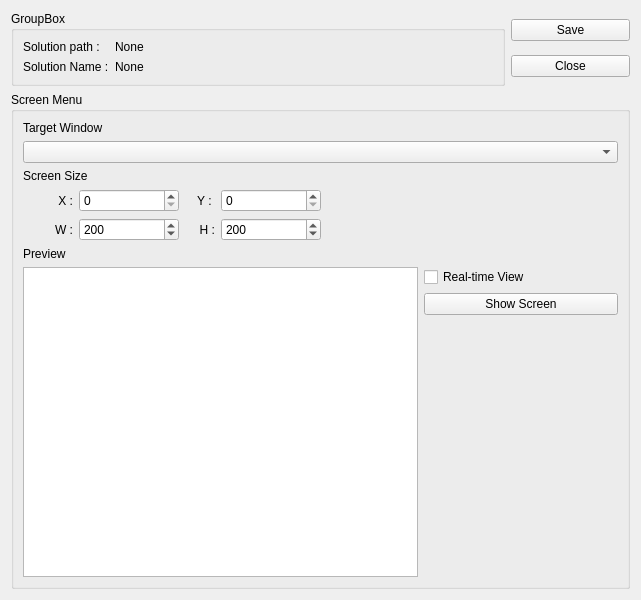
First picture: the form in ui/designer/base_tab.ui, repository MuJiRaengI/MJRI_AI_SW, before the edit.
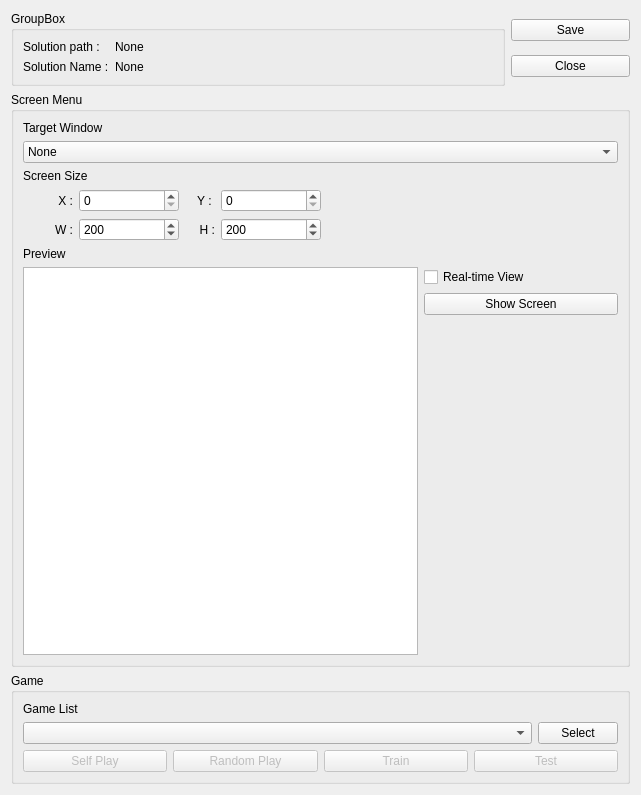
Second picture: the form after the edit.

```diff
--- a/ui/designer/base_tab.ui
+++ b/ui/designer/base_tab.ui
@@ -7,7 +7,7 @@
     <x>0</x>
     <y>0</y>
     <width>641</width>
-    <height>600</height>
+    <height>795</height>
    </rect>
   </property>
   <property name="maximumSize">
@@ -108,6 +108,11 @@
             <property name="focusPolicy">
              <enum>Qt::FocusPolicy::NoFocus</enum>
             </property>
+            <item>
+             <property name="text">
+              <string>None</string>
+             </property>
+            </item>
            </widget>
           </item>
           <item row="2" column="0" colspan="3">
@@ -405,6 +410,87 @@
      </item>
     </layout>
    </item>
+   <item row="1" column="0">
+    <widget class="QGroupBox" name="groupBox_3">
+     <property name="title">
+      <string>Game</string>
+     </property>
+     <layout class="QGridLayout" name="gridLayout_8">
+      <item row="0" column="0">
+       <layout class="QGridLayout" name="gridLayout_7">
+        <item row="1" column="1">
+         <widget class="QPushButton" name="btn_select_game">
+          <property name="text">
+           <string>Select</string>
+          </property>
+         </widget>
+        </item>
+        <item row="0" column="0">
+         <widget class="QLabel" name="label_8">
+          <property name="text">
+           <string>Game List</string>
+          </property>
+         </widget>
+        </item>
+        <item row="1" column="0">
+         <widget class="QComboBox" name="cbox_select_game">
+          <property name="sizePolicy">
+           <sizepolicy hsizetype="Expanding" vsizetype="Fixed">
+            <horstretch>0</horstretch>
+            <verstretch>0</verstretch>
+           </sizepolicy>
+          </property>
+         </widget>
+        </item>
+        <item row="2" column="0" colspan="2">
+         <layout class="QHBoxLayout" name="horizontalLayout">
+          <item>
+           <widget class="QPushButton" name="btn_self_play">
+            <property name="enabled">
+             <bool>false</bool>
+            </property>
+            <property name="text">
+             <string>Self Play</string>
+            </property>
+           </widget>
+          </item>
+          <item>
+           <widget class="QPushButton" name="btn_random_play">
+            <property name="enabled">
+             <bool>false</bool>
+            </property>
+            <property name="text">
+             <string>Random Play</string>
+            </property>
+           </widget>
+          </item>
+          <item>
+           <widget class="QPushButton" name="btn_train">
+            <property name="enabled">
+             <bool>false</bool>
+            </property>
+            <property name="text">
+             <string>Train</string>
+            </property>
+           </widget>
+          </item>
+          <item>
+           <widget class="QPushButton" name="btn_test">
+            <property name="enabled">
+             <bool>false</bool>
+            </property>
+            <property name="text">
+             <string>Test</string>
+            </property>
+           </widget>
+          </item>
+         </layout>
+        </item>
+       </layout>
+      </item>
+     </layout>
+    </widget>
+   </item>
   </layout>
  </widget>
  <resources/>
```
